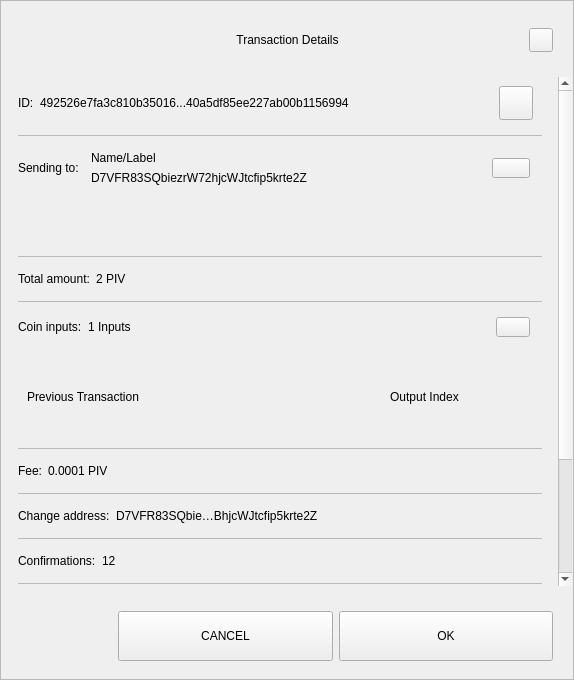
Qt form src/qt/pivx/forms/sendconfirmdialog.ui (PIVX-Project/PIVX) before a commit.
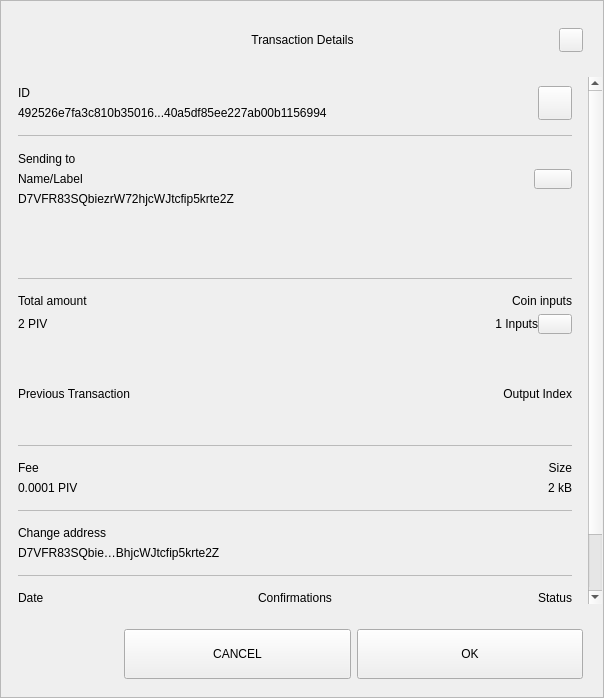
The same form after that commit.

Commit message: [GUI] Rearrange sendconfirm dialog layout

```diff
--- a/src/qt/pivx/forms/sendconfirmdialog.ui
+++ b/src/qt/pivx/forms/sendconfirmdialog.ui
@@ -6,8 +6,8 @@
    <rect>
     <x>0</x>
     <y>0</y>
-    <width>574</width>
-    <height>680</height>
+    <width>604</width>
+    <height>698</height>
    </rect>
   </property>
   <property name="sizePolicy">
@@ -218,8 +218,8 @@
              <rect>
               <x>0</x>
               <y>0</y>
-              <width>556</width>
-              <height>690</height>
+              <width>586</width>
+              <height>644</height>
              </rect>
             </property>
             <property name="autoFillBackground">
@@ -263,10 +263,15 @@
                 </property>
                 <item>
                  <widget class="QWidget" name="contentID" native="true">
-                  <layout class="QHBoxLayout" name="horizontalLayout_12" stretch="0,1,0">
+                  <layout class="QHBoxLayout" name="horizontalLayout_12" stretch="0,0">
                    <property name="leftMargin">
                     <number>0</number>
                    </property>
+                   <property name="rightMargin">
+                    <number>0</number>
+                   </property>
+                   <item>
+                    <layout class="QVBoxLayout" name="contentID_int">
                    <item>
                     <widget class="QLabel" name="labelId">
                      <property name="maximumSize">
@@ -276,7 +281,7 @@
                       </size>
                      </property>
                      <property name="text">
-                      <string>ID:</string>
+                        <string>ID</string>
                      </property>
                     </widget>
                    </item>
@@ -287,6 +292,8 @@
                      </property>
                     </widget>
                    </item>
+                    </layout>
+                   </item>
                    <item>
                     <widget class="QPushButton" name="pushCopy">
                      <property name="minimumSize">
@@ -319,7 +326,7 @@
                  </widget>
                 </item>
                 <item>
-                 <widget class="QLabel" name="labelDivider9">
+                 <widget class="QLabel" name="labelDividerID">
                   <property name="maximumSize">
                    <size>
                     <width>16777215</width>
@@ -336,22 +343,36 @@
                 </item>
                 <item>
                  <widget class="QWidget" name="contentOutputsLabel" native="true">
-                  <layout class="QHBoxLayout" name="horizontalLayout_11" stretch="0,1,0">
+                  <layout class="QHBoxLayout" name="horizontalLayout_11" stretch="0,0">
                    <property name="spacing">
-                    <number>0</number>
+                    <number>6</number>
                    </property>
                    <property name="leftMargin">
                     <number>0</number>
                    </property>
                    <property name="topMargin">
-                    <number>0</number>
+                    <number>9</number>
                    </property>
                    <property name="rightMargin">
-                    <number>12</number>
+                    <number>0</number>
                    </property>
                    <property name="bottomMargin">
+                    <number>9</number>
+                   </property>
+                   <item>
+                    <layout class="QVBoxLayout" name="contentOutputsLabel_int">
+                     <property name="leftMargin">
                     <number>0</number>
                    </property>
+                     <property name="topMargin">
+                      <number>1</number>
+                     </property>
+                     <property name="rightMargin">
+                      <number>6</number>
+                     </property>
+                     <property name="bottomMargin">
+                      <number>1</number>
+                     </property>
                    <item>
                     <widget class="QLabel" name="labelSend">
                      <property name="maximumSize">
@@ -361,13 +382,25 @@
                       </size>
                      </property>
                      <property name="text">
-                      <string>Sending to: </string>
+                        <string>Sending to</string>
                      </property>
                     </widget>
                    </item>
                    <item>
                     <widget class="QWidget" name="widget" native="true">
                       <layout class="QVBoxLayout" name="verticalLayout_6">
+                        <property name="leftMargin">
+                         <number>0</number>
+                        </property>
+                        <property name="topMargin">
+                         <number>0</number>
+                        </property>
+                        <property name="rightMargin">
+                         <number>0</number>
+                        </property>
+                        <property name="bottomMargin">
+                         <number>0</number>
+                        </property>
                        <item>
                         <widget class="QLabel" name="textSendLabel">
                          <property name="text">
@@ -385,6 +418,8 @@
                       </layout>
                     </widget>
                    </item>
+                    </layout>
+                   </item>
                    <item>
                     <widget class="QPushButton" name="pushOutputs">
                      <property name="minimumSize">
@@ -434,7 +469,7 @@
                     <rect>
                      <x>0</x>
                      <y>0</y>
-                     <width>522</width>
+                     <width>552</width>
                      <height>48</height>
                     </rect>
                    </property>
@@ -447,7 +482,7 @@
                  </widget>
                 </item>
                 <item>
-                 <widget class="QLabel" name="labelDivider8">
+                 <widget class="QLabel" name="labelDividerOutputs">
                   <property name="maximumSize">
                    <size>
                     <width>16777215</width>
@@ -463,60 +498,44 @@
                  </widget>
                 </item>
                 <item>
-                 <widget class="QWidget" name="contentAmount" native="true">
-                  <layout class="QHBoxLayout" name="horizontalLayout_4" stretch="0,1">
+                 <widget class="QWidget" name="gridAmounts" native="true">
+                  <layout class="QGridLayout" name="contentAmountInputs">
                    <property name="leftMargin">
                     <number>0</number>
                    </property>
-                   <item>
-                    <widget class="QLabel" name="labelAmount">
-                     <property name="maximumSize">
-                      <size>
-                       <width>16777215</width>
-                       <height>16777215</height>
-                      </size>
-                     </property>
-                     <property name="text">
-                      <string>Total amount:</string>
-                     </property>
-                    </widget>
-                   </item>
-                   <item>
+                   <property name="topMargin">
+                    <number>9</number>
+                   </property>
+                   <property name="rightMargin">
+                    <number>0</number>
+                   </property>
+                   <property name="bottomMargin">
+                    <number>9</number>
+                   </property>
+                   <property name="horizontalSpacing">
+                    <number>12</number>
+                   </property>
+                   <item row="1" column="0">
                     <widget class="QLabel" name="textAmount">
                      <property name="text">
                       <string>2 PIV</string>
                      </property>
                     </widget>
                    </item>
-                  </layout>
-                 </widget>
-                </item>
-                <item>
-                 <widget class="QLabel" name="labelDivider6">
+                   <item row="0" column="0">
+                    <widget class="QLabel" name="labelAmount">
                   <property name="maximumSize">
                    <size>
                     <width>16777215</width>
-                    <height>1</height>
-                   </size>
-                  </property>
-                  <property name="styleSheet">
-                   <string notr="true">background-color:#bababa;</string>
-                  </property>
+                       <height>16777215</height>
+                      </size>
+                     </property>
                   <property name="text">
-                   <string/>
+                      <string>Total amount</string>
                   </property>
                  </widget>
                 </item>
-                <item>
-                 <widget class="QWidget" name="contentInputs" native="true">
-                  <layout class="QHBoxLayout" name="horizontalLayout" stretch="0,2,0">
-                   <property name="leftMargin">
-                    <number>0</number>
-                   </property>
-                   <property name="rightMargin">
-                    <number>12</number>
-                   </property>
-                   <item>
+                   <item row="0" column="3">
                     <widget class="QLabel" name="labelInputs">
                      <property name="sizePolicy">
                       <sizepolicy hsizetype="Minimum" vsizetype="Preferred">
@@ -531,15 +550,23 @@
                       </size>
                      </property>
                      <property name="text">
-                      <string>Coin inputs:</string>
+                      <string>Coin inputs</string>
+                     </property>
+                     <property name="alignment">
+                      <set>Qt::AlignRight|Qt::AlignTrailing|Qt::AlignVCenter</set>
                      </property>
                     </widget>
                    </item>
+                   <item row="1" column="3">
+                    <layout class="QHBoxLayout" name="horizontalLayout">
                    <item>
                     <widget class="QLabel" name="textInputs">
                      <property name="text">
                       <string>1 Inputs</string>
                      </property>
+                       <property name="alignment">
+                        <set>Qt::AlignRight|Qt::AlignTrailing|Qt::AlignVCenter</set>
+                       </property>
                     </widget>
                    </item>
                    <item>
@@ -553,6 +580,9 @@
                      <property name="focusPolicy">
                       <enum>Qt::NoFocus</enum>
                      </property>
+                       <property name="layoutDirection">
+                        <enum>Qt::LeftToRight</enum>
+                       </property>
                      <property name="styleSheet">
                       <string notr="true"/>
                      </property>
@@ -560,6 +590,8 @@
                       <string/>
                      </property>
                     </widget>
+                     </item>
+                    </layout>
                    </item>
                   </layout>
                  </widget>
@@ -578,13 +610,41 @@
                     <height>90</height>
                    </size>
                   </property>
-                  <layout class="QGridLayout" name="gridLayoutInput" columnstretch="5,2" rowminimumheight="0">
+                  <property name="lineWidth">
+                   <number>0</number>
+                  </property>
+                  <layout class="QGridLayout" name="gridLayoutInput" columnstretch="5,0">
                    <property name="sizeConstraint">
                     <enum>QLayout::SetMaximumSize</enum>
                    </property>
+                   <property name="leftMargin">
+                    <number>0</number>
+                   </property>
+                   <property name="rightMargin">
+                    <number>0</number>
+                   </property>
                    <property name="verticalSpacing">
                     <number>0</number>
                    </property>
+                   <item row="0" column="1">
+                    <widget class="QLabel" name="labelOutputIndex">
+                     <property name="layoutDirection">
+                      <enum>Qt::LeftToRight</enum>
+                     </property>
+                     <property name="text">
+                      <string>Output Index</string>
+                     </property>
+                     <property name="textFormat">
+                      <enum>Qt::AutoText</enum>
+                     </property>
+                     <property name="alignment">
+                      <set>Qt::AlignRight|Qt::AlignTrailing|Qt::AlignVCenter</set>
+                     </property>
+                     <property name="margin">
+                      <number>0</number>
+                     </property>
+                    </widget>
+                   </item>
                    <item row="0" column="0" alignment="Qt::AlignLeft">
                     <widget class="QLabel" name="labelTitlePrevTx">
                      <property name="text">
@@ -592,21 +652,11 @@
                      </property>
                     </widget>
                    </item>
-                   <item row="0" column="1" alignment="Qt::AlignLeft">
-                    <widget class="QLabel" name="labelOutputIndex">
-                     <property name="text">
-                      <string>Output Index</string>
-                     </property>
-                     <property name="alignment">
-                      <set>Qt::AlignCenter</set>
-                     </property>
-                    </widget>
-                   </item>
                   </layout>
                  </widget>
                 </item>
                 <item>
-                 <widget class="QLabel" name="labelDivider1">
+                 <widget class="QLabel" name="labelDividerPrevtx">
                   <property name="maximumSize">
                    <size>
                     <width>16777215</width>
@@ -622,9 +672,19 @@
                  </widget>
                 </item>
                 <item>
-                 <widget class="QWidget" name="contentFee" native="true">
-                  <layout class="QHBoxLayout" name="horizontalLayout_7" stretch="0,1">
-                   <property name="leftMargin">
+                 <layout class="QHBoxLayout" name="contentFeeSize">
+                  <property name="topMargin">
+                   <number>9</number>
+                  </property>
+                  <property name="bottomMargin">
+                   <number>9</number>
+                  </property>
+                  <item>
+                   <layout class="QVBoxLayout" name="contentFee">
+                    <property name="topMargin">
+                     <number>0</number>
+                    </property>
+                    <property name="bottomMargin">
                     <number>0</number>
                    </property>
                    <item>
@@ -636,7 +696,7 @@
                       </size>
                      </property>
                      <property name="text">
-                      <string>Fee:</string>
+                       <string>Fee</string>
                      </property>
                     </widget>
                    </item>
@@ -648,10 +708,52 @@
                     </widget>
                    </item>
                   </layout>
+                  </item>
+                  <item>
+                   <widget class="QWidget" name="contentSize" native="true">
+                    <layout class="QVBoxLayout" name="contentSize_layout">
+                     <property name="topMargin">
+                      <number>0</number>
+                     </property>
+                     <property name="rightMargin">
+                      <number>0</number>
+                     </property>
+                     <property name="bottomMargin">
+                      <number>0</number>
+                     </property>
+                     <item>
+                      <widget class="QLabel" name="labelSize">
+                       <property name="maximumSize">
+                        <size>
+                         <width>16777215</width>
+                         <height>16777215</height>
+                        </size>
+                       </property>
+                       <property name="text">
+                        <string>Size</string>
+                       </property>
+                       <property name="alignment">
+                        <set>Qt::AlignRight|Qt::AlignTrailing|Qt::AlignVCenter</set>
+                       </property>
                  </widget>
                 </item>
                 <item>
-                 <widget class="QLabel" name="labelDivider2">
+                      <widget class="QLabel" name="textSize">
+                       <property name="text">
+                        <string>2 kB</string>
+                       </property>
+                       <property name="alignment">
+                        <set>Qt::AlignRight|Qt::AlignTrailing|Qt::AlignVCenter</set>
+                       </property>
+                      </widget>
+                     </item>
+                    </layout>
+                   </widget>
+                  </item>
+                 </layout>
+                </item>
+                <item>
+                 <widget class="QLabel" name="labelDividerFeeSize">
                   <property name="maximumSize">
                    <size>
                     <width>16777215</width>
@@ -668,10 +770,19 @@
                 </item>
                 <item>
                  <widget class="QWidget" name="contentChangeAddress" native="true">
-                  <layout class="QHBoxLayout" name="horizontalLayout_6" stretch="0,1">
+                  <layout class="QVBoxLayout" name="contentChangeAddress_layout">
                    <property name="leftMargin">
                     <number>0</number>
                    </property>
+                   <property name="topMargin">
+                    <number>9</number>
+                   </property>
+                   <property name="rightMargin">
+                    <number>0</number>
+                   </property>
+                   <property name="bottomMargin">
+                    <number>9</number>
+                   </property>
                    <item>
                     <widget class="QLabel" name="labelChange">
                      <property name="maximumSize">
@@ -681,7 +792,7 @@
                       </size>
                      </property>
                      <property name="text">
-                      <string>Change address:</string>
+                      <string>Change address</string>
                      </property>
                     </widget>
                    </item>
@@ -696,7 +807,7 @@
                  </widget>
                 </item>
                 <item>
-                 <widget class="QLabel" name="labelDivider4">
+                 <widget class="QLabel" name="labelDividerChange">
                   <property name="maximumSize">
                    <size>
                     <width>16777215</width>
@@ -712,12 +823,25 @@
                  </widget>
                 </item>
                 <item>
-                 <widget class="QWidget" name="contentConfirmations" native="true">
-                  <layout class="QHBoxLayout" name="horizontalLayout_8" stretch="0,1">
+                 <widget class="QWidget" name="gridConfDateStatus" native="true">
+                  <layout class="QGridLayout" name="contentConfDateStatus">
                    <property name="leftMargin">
                     <number>0</number>
                    </property>
-                   <item>
+                   <property name="rightMargin">
+                    <number>0</number>
+                   </property>
+                   <item row="1" column="3">
+                    <widget class="QLabel" name="textStatus">
+                     <property name="text">
+                      <string>Spendable</string>
+                     </property>
+                     <property name="alignment">
+                      <set>Qt::AlignRight|Qt::AlignTrailing|Qt::AlignVCenter</set>
+                     </property>
+                    </widget>
+                   </item>
+                   <item row="0" column="1">
                     <widget class="QLabel" name="labelConfirmations">
                      <property name="maximumSize">
                       <size>
@@ -726,88 +850,40 @@
                       </size>
                      </property>
                      <property name="text">
-                      <string>Confirmations:</string>
+                      <string>Confirmations</string>
                      </property>
+                     <property name="alignment">
+                      <set>Qt::AlignCenter</set>
+                     </property>
                     </widget>
                    </item>
-                   <item>
+                   <item row="0" column="3">
+                    <widget class="QLabel" name="labelStatus">
+                     <property name="maximumSize">
+                      <size>
+                       <width>16777215</width>
+                       <height>16777215</height>
+                      </size>
+                     </property>
+                     <property name="text">
+                      <string>Status</string>
+                     </property>
+                     <property name="alignment">
+                      <set>Qt::AlignRight|Qt::AlignTrailing|Qt::AlignVCenter</set>
+                     </property>
+                    </widget>
+                   </item>
+                   <item row="1" column="1">
                     <widget class="QLabel" name="textConfirmations">
                      <property name="text">
                       <string>12</string>
                      </property>
-                    </widget>
-                   </item>
-                  </layout>
-                 </widget>
-                </item>
-                <item>
-                 <widget class="QLabel" name="labelDivider7">
-                  <property name="maximumSize">
-                   <size>
-                    <width>16777215</width>
-                    <height>1</height>
-                   </size>
-                  </property>
-                  <property name="styleSheet">
-                   <string notr="true">background-color:#bababa;</string>
-                  </property>
-                  <property name="text">
-                   <string/>
-                  </property>
-                 </widget>
-                </item>
-                <item>
-                 <widget class="QWidget" name="contentSize" native="true">
-                  <layout class="QHBoxLayout" name="horizontalLayout_9" stretch="0,1">
-                   <property name="leftMargin">
-                    <number>0</number>
-                   </property>
-                   <item>
-                    <widget class="QLabel" name="labelSize">
-                     <property name="maximumSize">
-                      <size>
-                       <width>16777215</width>
-                       <height>16777215</height>
-                      </size>
-                     </property>
-                     <property name="text">
-                      <string>Size:</string>
-                     </property>
-                    </widget>
-                   </item>
-                   <item>
-                    <widget class="QLabel" name="textSize">
-                     <property name="text">
-                      <string>2 kB</string>
-                     </property>
-                    </widget>
-                   </item>
-                  </layout>
-                 </widget>
-                </item>
-                <item>
-                 <widget class="QLabel" name="labelDivider3">
-                  <property name="maximumSize">
-                   <size>
-                    <width>16777215</width>
-                    <height>1</height>
-                   </size>
-                  </property>
-                  <property name="styleSheet">
-                   <string notr="true">background-color:#bababa;</string>
-                  </property>
-                  <property name="text">
-                   <string/>
-                  </property>
-                 </widget>
-                </item>
-                <item>
-                 <widget class="QWidget" name="contentDate" native="true">
-                  <layout class="QHBoxLayout" name="horizontalLayout_5" stretch="0,1">
-                   <property name="leftMargin">
-                    <number>0</number>
-                   </property>
-                   <item>
+                     <property name="alignment">
+                      <set>Qt::AlignCenter</set>
+                     </property>
+                    </widget>
+                   </item>
+                   <item row="0" column="0">
                     <widget class="QLabel" name="labelDate">
                      <property name="maximumSize">
                       <size>
@@ -816,22 +892,28 @@
                       </size>
                      </property>
                      <property name="text">
-                      <string>Date:</string>
+                      <string>Date</string>
+                     </property>
+                     <property name="alignment">
+                      <set>Qt::AlignLeading|Qt::AlignLeft|Qt::AlignVCenter</set>
                      </property>
                     </widget>
                    </item>
-                   <item>
+                   <item row="1" column="0">
                     <widget class="QLabel" name="textDate">
                      <property name="text">
                       <string>May 25, 2017</string>
                      </property>
+                     <property name="alignment">
+                      <set>Qt::AlignLeading|Qt::AlignLeft|Qt::AlignVCenter</set>
+                     </property>
                     </widget>
                    </item>
                   </layout>
                  </widget>
                 </item>
                 <item>
-                 <widget class="QLabel" name="labelDivider5">
+                 <widget class="QLabel" name="labelDividerConfs">
                   <property name="maximumSize">
                    <size>
                     <width>16777215</width>
@@ -846,35 +928,6 @@
                   </property>
                  </widget>
                 </item>
-                <item>
-                 <widget class="QWidget" name="contentStatus" native="true">
-                  <layout class="QHBoxLayout" name="horizontalLayout_10" stretch="0,1">
-                   <property name="leftMargin">
-                    <number>0</number>
-                   </property>
-                   <item>
-                    <widget class="QLabel" name="labelStatus">
-                     <property name="maximumSize">
-                      <size>
-                       <width>16777215</width>
-                       <height>16777215</height>
-                      </size>
-                     </property>
-                     <property name="text">
-                      <string>Status:</string>
-                     </property>
-                    </widget>
-                   </item>
-                   <item>
-                    <widget class="QLabel" name="textStatus">
-                     <property name="text">
-                      <string>Spendable</string>
-                     </property>
-                    </widget>
-                   </item>
-                  </layout>
-                 </widget>
-                </item>
                 <item>
                  <spacer name="verticalSpacer_2">
                   <property name="orientation">
```
Lines whose indentation alone changed are shown as unchanged. The commit also changes 1 other file.
